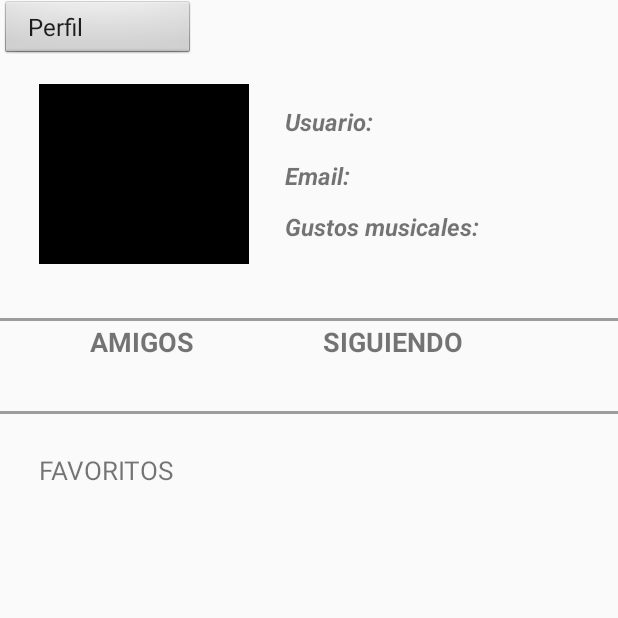
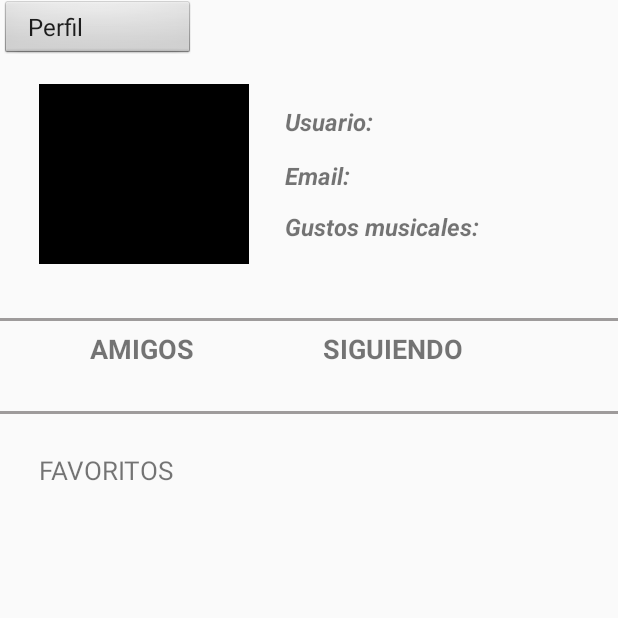
Before and after one commit to manuelsancfer/MusicSocial, an Android app: the Perfil screen opened directly, with no data from a screen before it, on a phone screen of 412 x 824 dp, the top half of it. Run offline under Robolectric (Android 15) with nearby library versions, the phone set to English and light mode, and no system bars; our stand-ins replace Volley; network calls fail.

Commit message:
Detalles finales: pasar a string algunas frases, pulir layouts

```diff
--- a/app/src/main/java/com/example/manuelsanchezferna/json/VideoInfoAdapter.java
+++ b/app/src/main/java/com/example/manuelsanchezferna/json/VideoInfoAdapter.java
@@ -14,6 +14,7 @@ import android.view.View;
 import android.view.ViewGroup;
 import android.widget.Spinner;
 import android.widget.TextView;
+import android.widget.Toast;
 import android.widget.VideoView;
 
 import java.util.List;
--- a/app/src/main/res/layout/perfil_usuari.xml
+++ b/app/src/main/res/layout/perfil_usuari.xml
@@ -81,8 +81,9 @@
         android:id="@+id/amigos"
         android:layout_width="wrap_content"
         android:layout_height="wrap_content"
+        android:layout_below="@+id/linia_amigos"
         android:layout_marginLeft="60dp"
-        android:layout_marginTop="215dp"
+        android:layout_marginTop="6dp"
         android:text="@string/Amigos"
         android:textSize="18sp"
         android:textStyle="bold" />
@@ -91,8 +92,9 @@
         android:id="@+id/numamigos"
         android:layout_width="wrap_content"
         android:layout_height="wrap_content"
-        android:layout_marginLeft="90dp"
-        android:layout_marginTop="235dp"
+        android:layout_below="@+id/amigos"
+        android:layout_marginLeft="85dp"
+        android:layout_marginTop="2dp"
         android:textSize="18sp"
         android:textStyle="bold" />
 
@@ -100,8 +102,9 @@
         android:id="@+id/siguiendo"
         android:layout_width="wrap_content"
         android:layout_height="wrap_content"
+        android:layout_below="@+id/linia_amigos"
         android:layout_marginLeft="215dp"
-        android:layout_marginTop="215dp"
+        android:layout_marginTop="6dp"
         android:text="@string/Siguiendo"
         android:textSize="18sp"
         android:textStyle="bold" />
@@ -112,7 +115,8 @@
         android:layout_height="wrap_content"
         android:textSize="18sp"
         android:textStyle="bold"
-        android:layout_marginTop="235dp"
+        android:layout_below="@+id/siguiendo"
+        android:layout_marginTop="2dp"
         android:layout_marginLeft="255dp" />
 
     <TextView
```
Also changed, not shown: app/src/main/java/com/example/manuelsanchezferna/json/InicioS.java (+19 -1 lines), app/src/main/java/com/example/manuelsanchezferna/json/MainActivity.java (+14 -1 lines), app/src/main/java/com/example/manuelsanchezferna/json/MyAsyncTask.java (+6 -6 lines), app/src/main/res/layout/activity_inicio_s.xml (+4 -4 lines), app/src/main/res/layout/activity_perfil_artista.xml (+6 -6 lines), app/src/main/res/values/strings.xml (+7 -0 lines), 2 other files.
